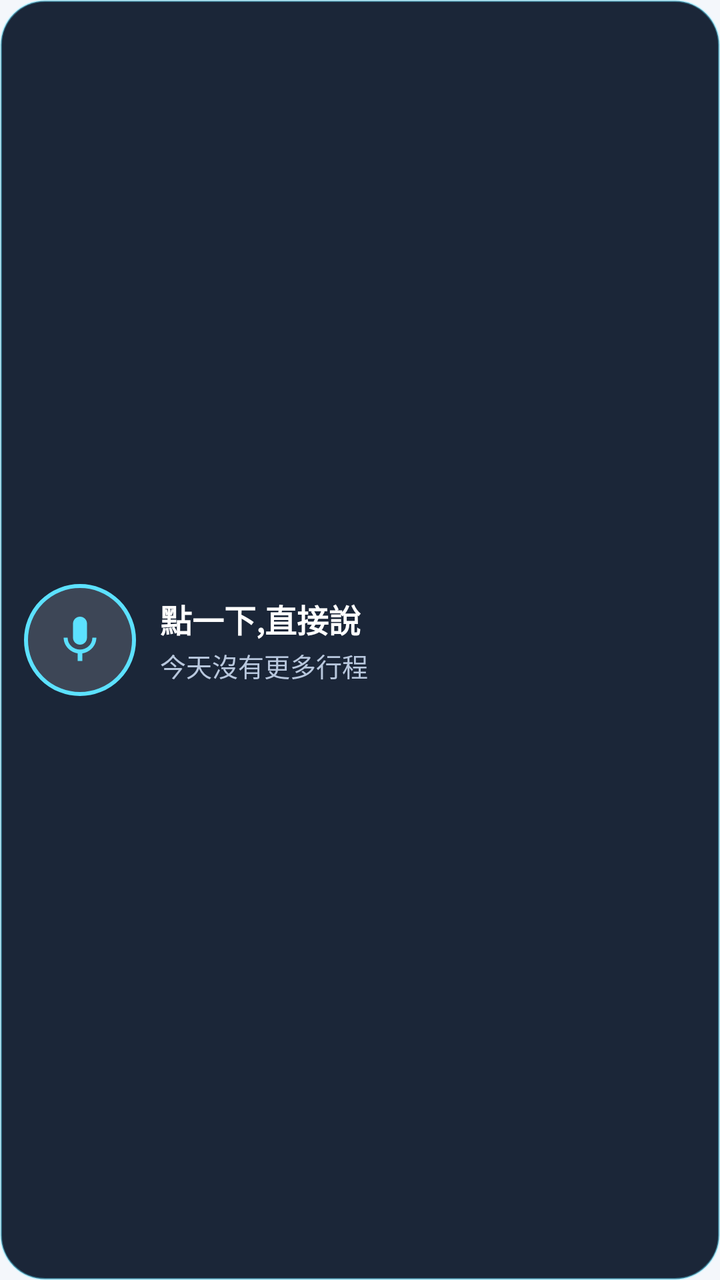
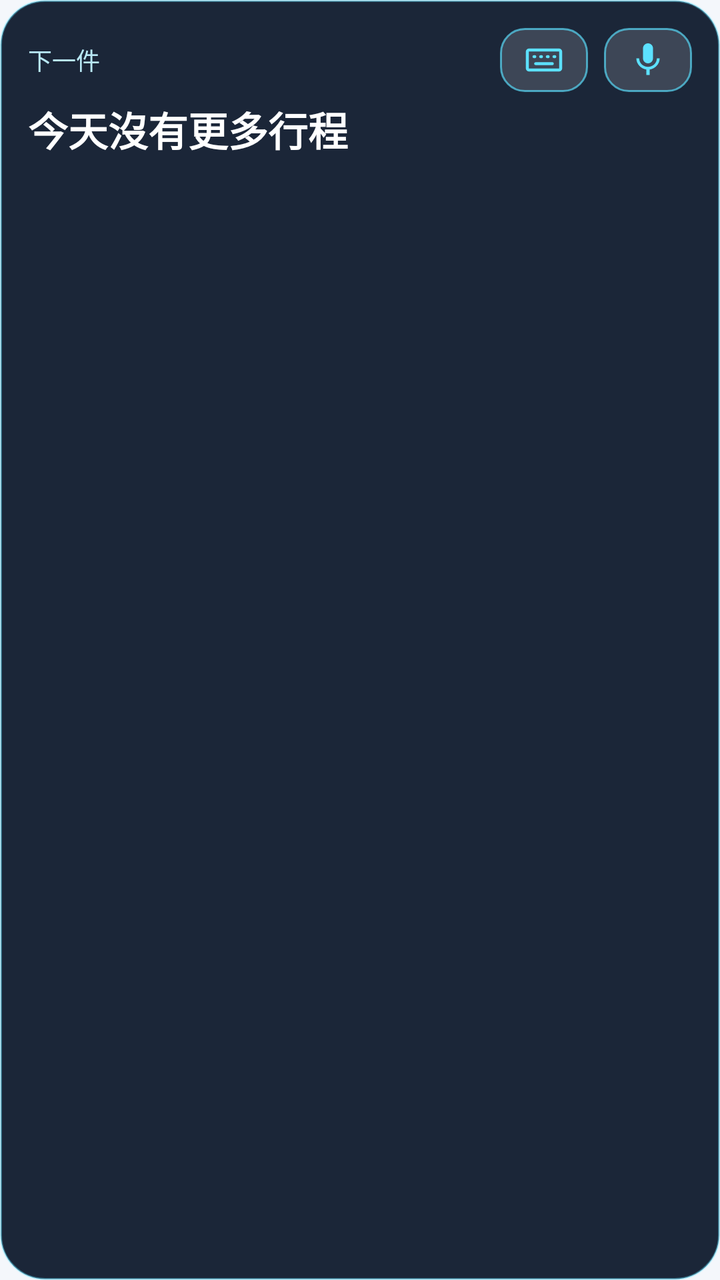

Compare the two renders of this Android layout. The source of the first and the diff that turns it into the second are given below.
<!-- AndroidManifest.xml: application theme Theme.FreeLife -->
<!-- res/layout/widget_voice.xml -->
<?xml version="1.0" encoding="utf-8"?>
<LinearLayout xmlns:android="http://schemas.android.com/apk/res/android"
    android:id="@+id/widget_root"
    android:layout_width="match_parent"
    android:layout_height="match_parent"
    android:background="@drawable/widget_bg"
    android:gravity="center_vertical"
    android:orientation="horizontal"
    android:padding="12dp">

    <FrameLayout
        android:layout_width="56dp"
        android:layout_height="56dp"
        android:background="@drawable/widget_mic_bg"
        android:padding="14dp">

        <ImageView
            android:layout_width="match_parent"
            android:layout_height="match_parent"
            android:contentDescription="語音記事"
            android:src="@drawable/ic_mic_cyan" />
    </FrameLayout>

    <LinearLayout
        android:layout_width="0dp"
        android:layout_height="wrap_content"
        android:layout_marginStart="12dp"
        android:layout_weight="1"
        android:orientation="vertical">

        <TextView
            android:id="@+id/widget_title"
            android:layout_width="match_parent"
            android:layout_height="wrap_content"
            android:text="點一下,直接說"
            android:textColor="#FFFFFFFF"
            android:textSize="16sp"
            android:textStyle="bold" />

        <TextView
            android:id="@+id/widget_next"
            android:layout_width="match_parent"
            android:layout_height="wrap_content"
            android:layout_marginTop="2dp"
            android:ellipsize="end"
            android:maxLines="2"
            android:text="今天沒有更多行程"
            android:textColor="#FFB8C7DD"
            android:textSize="13sp" />
    </LinearLayout>
</LinearLayout>
<!-- resources referenced by this layout -->
<resources>
  <!-- drawable ic_mic_cyan (drawable) -->
  <vector xmlns:android="http://schemas.android.com/apk/res/android"
      android:width="24dp"
      android:height="24dp"
      android:viewportWidth="24"
      android:viewportHeight="24">
      <path
          android:fillColor="#FF5CE1FF"
          android:pathData="M12,14c1.66,0 2.99,-1.34 2.99,-3L15,5c0,-1.66 -1.34,-3 -3,-3S9,3.34 9,5v6c0,1.66 1.34,3 3,3zM17.3,11c0,3 -2.54,5.1 -5.3,5.1S6.7,14 6.7,11L5,11c0,3.41 2.72,6.23 6,6.72L11,21h2v-3.28c3.28,-0.48 6,-3.3 6,-6.72h-1.7z" />
  </vector>
  <!-- drawable widget_bg (drawable) -->
  <shape xmlns:android="http://schemas.android.com/apk/res/android" android:shape="rectangle">
      <solid android:color="#F2101B2E" />
      <corners android:radius="22dp" />
      <stroke android:width="1dp" android:color="#665CE1FF" />
  </shape>
  <!-- drawable widget_mic_bg (drawable) -->
  <shape xmlns:android="http://schemas.android.com/apk/res/android" android:shape="oval">
      <solid android:color="#26FFFFFF" />
      <stroke android:width="2dp" android:color="#FF5CE1FF" />
  </shape>
  <style name="Theme.FreeLife" parent="android:Theme.Material.Light.NoActionBar">
          <item name="android:windowBackground">#F4F7FB</item>
      </style>
</resources>

<!-- the commit's change to res/layout/widget_voice.xml (unified diff, before → after) -->
@@ -4,48 +4,73 @@
     android:layout_width="match_parent"
     android:layout_height="match_parent"
     android:background="@drawable/widget_bg"
-    android:gravity="center_vertical"
-    android:orientation="horizontal"
-    android:padding="12dp">
-
-    <FrameLayout
-        android:layout_width="56dp"
-        android:layout_height="56dp"
-        android:background="@drawable/widget_mic_bg"
-        android:padding="14dp">
-
-        <ImageView
-            android:layout_width="match_parent"
-            android:layout_height="match_parent"
-            android:contentDescription="語音記事"
-            android:src="@drawable/ic_mic_cyan" />
-    </FrameLayout>
+    android:orientation="vertical"
+    android:padding="14dp">
 
     <LinearLayout
-        android:layout_width="0dp"
+        android:layout_width="match_parent"
         android:layout_height="wrap_content"
-        android:layout_marginStart="12dp"
-        android:layout_weight="1"
-        android:orientation="vertical">
+        android:gravity="center_vertical"
+        android:orientation="horizontal">
 
         <TextView
-            android:id="@+id/widget_title"
-            android:layout_width="match_parent"
+            android:id="@+id/widget_label"
+            android:layout_width="0dp"
             android:layout_height="wrap_content"
-            android:text="點一下,直接說"
-            android:textColor="#FFFFFFFF"
-            android:textSize="16sp"
-            android:textStyle="bold" />
+            android:layout_weight="1"
+            android:ellipsize="end"
+            android:maxLines="1"
+            android:text="下一件"
+            android:textColor="#FFB8E8F5"
+            android:textSize="12sp" />
 
-        <TextView
-            android:id="@+id/widget_next"
-            android:layout_width="match_parent"
-            android:layout_height="wrap_content"
-            android:layout_marginTop="2dp"
-            android:ellipsize="end"
-            android:maxLines="2"
-            android:text="今天沒有更多行程"
-            android:textColor="#FFB8C7DD"
-            android:textSize="13sp" />
+        <FrameLayout
+            android:id="@+id/widget_type"
+            android:layout_width="44dp"
+            android:layout_height="32dp"
+            android:background="@drawable/widget_btn_bg"
+            android:padding="6dp">
+
+            <ImageView
+                android:layout_width="match_parent"
+                android:layout_height="match_parent"
+                android:contentDescription="打字"
+                android:src="@drawable/ic_keyboard_cyan" />
+        </FrameLayout>
+
+        <FrameLayout
+            android:id="@+id/widget_mic"
+            android:layout_width="44dp"
+            android:layout_height="32dp"
+            android:layout_marginStart="8dp"
+            android:background="@drawable/widget_btn_bg"
+            android:padding="6dp">
+
+            <ImageView
+                android:layout_width="match_parent"
+                android:layout_height="match_parent"
+                android:contentDescription="語音"
+                android:src="@drawable/ic_mic_cyan" />
+        </FrameLayout>
     </LinearLayout>
+
+    <TextView
+        android:id="@+id/widget_next"
+        android:layout_width="match_parent"
+        android:layout_height="wrap_content"
+        android:layout_marginTop="4dp"
+        android:ellipsize="end"
+        android:maxLines="1"
+        android:text="今天沒有更多行程"
+        android:textColor="#FFFFFFFF"
+        android:textSize="20sp"
+        android:textStyle="bold" />
+
+    <ImageView
+        android:id="@+id/widget_strip"
+        android:layout_width="match_parent"
+        android:layout_height="18dp"
+        android:layout_marginTop="10dp"
+        android:contentDescription="今日時間軸"
+        android:scaleType="fitXY" />
 </LinearLayout>
<!-- resource entries referenced after the edit -->
@@ -1,5 +1,25 @@
 <!-- resources referenced by this layout -->
 <resources>
+  <!-- drawable ic_keyboard_cyan (drawable) -->
+  <vector xmlns:android="http://schemas.android.com/apk/res/android"
+      android:width="24dp"
+      android:height="24dp"
+      android:viewportWidth="24"
+      android:viewportHeight="24">
+      <path
+          android:fillColor="#00000000"
+          android:pathData="M3,6h18a1,1 0 0 1 1,1v10a1,1 0 0 1 -1,1H3a1,1 0 0 1 -1,-1V7a1,1 0 0 1 1,-1z"
+          android:strokeColor="#FF5CE1FF"
+          android:strokeLineCap="round"
+          android:strokeLineJoin="round"
+          android:strokeWidth="1.8" />
+      <path
+          android:fillColor="#00000000"
+          android:pathData="M6,10h0.5M10,10h0.5M14,10h0.5M18,10h0.5M7,14.2h10"
+          android:strokeColor="#FF5CE1FF"
+          android:strokeLineCap="round"
+          android:strokeWidth="1.8" />
+  </vector>
   <!-- drawable ic_mic_cyan (drawable) -->
   <vector xmlns:android="http://schemas.android.com/apk/res/android"
       android:width="24dp"
@@ -16,10 +36,11 @@
       <corners android:radius="22dp" />
       <stroke android:width="1dp" android:color="#665CE1FF" />
   </shape>
-  <!-- drawable widget_mic_bg (drawable) -->
-  <shape xmlns:android="http://schemas.android.com/apk/res/android" android:shape="oval">
+  <!-- drawable widget_btn_bg (drawable) -->
+  <shape xmlns:android="http://schemas.android.com/apk/res/android" android:shape="rectangle">
       <solid android:color="#26FFFFFF" />
-      <stroke android:width="2dp" android:color="#FF5CE1FF" />
+      <corners android:radius="12dp" />
+      <stroke android:width="1dp" android:color="#AA5CE1FF" />
   </shape>
   <style name="Theme.FreeLife" parent="android:Theme.Material.Light.NoActionBar">
           <item name="android:windowBackground">#F4F7FB</item>
